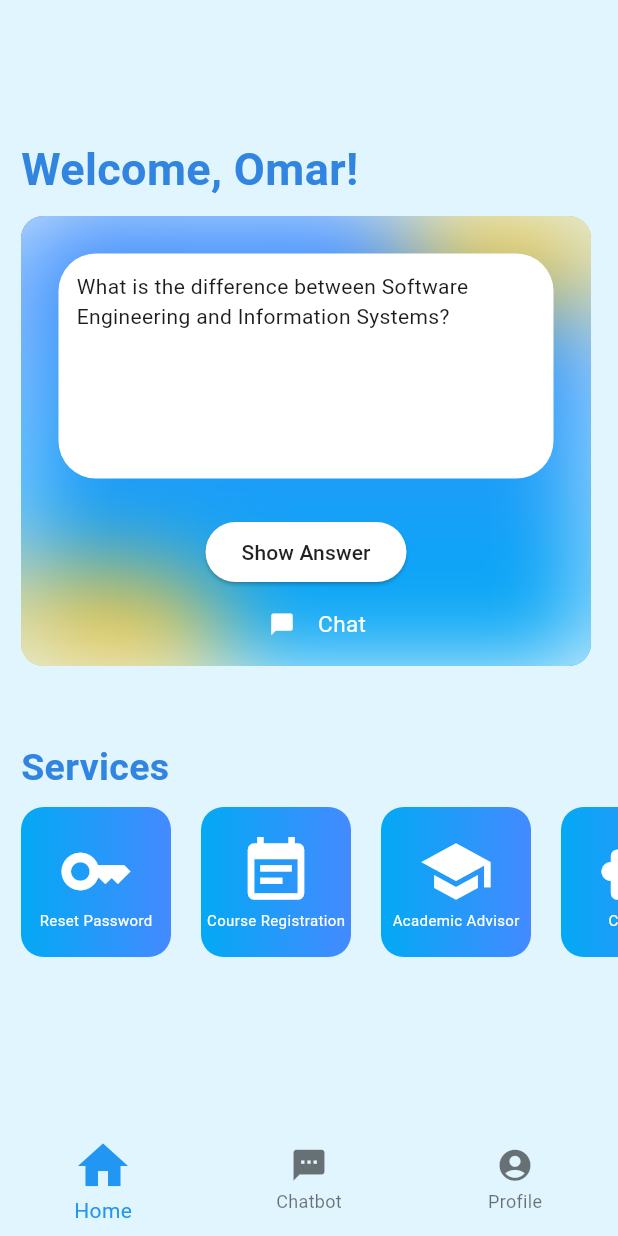
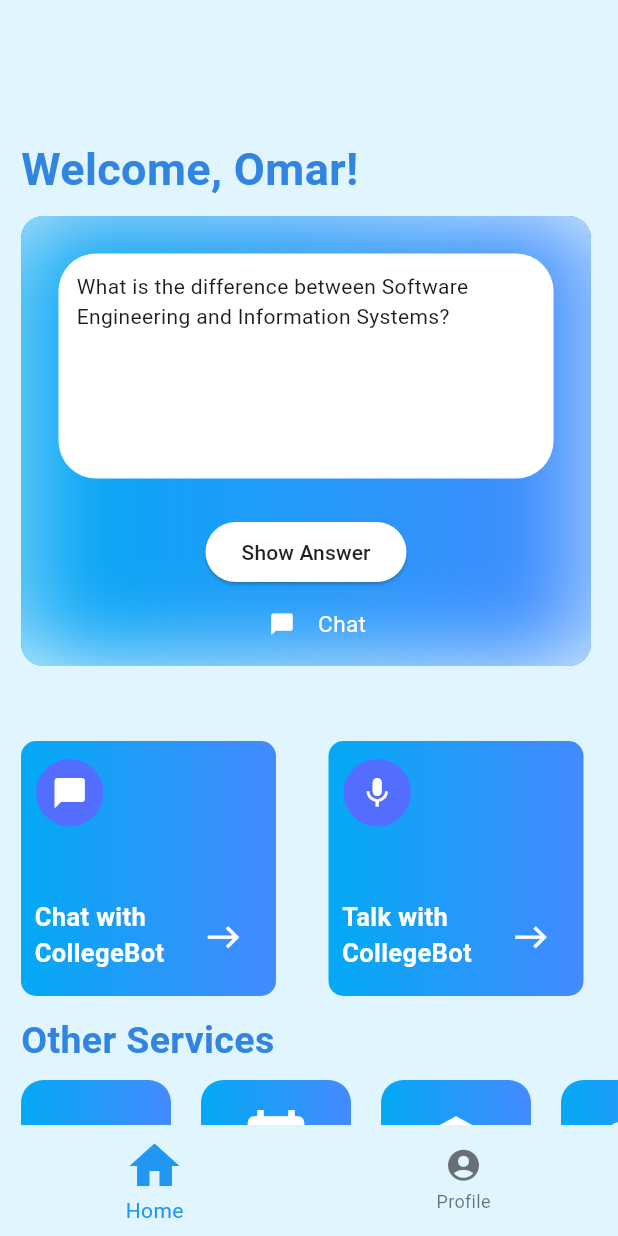
Before and after one commit to OmarElmanzalawy/college_bot, a Flutter app: the screen it shows after launch, on a phone screen of 412 x 824 dp. Run offline on Flutter 3.47's test engine with Material 3 defaults, Android fonts, the phone set to English and light mode, and no system bars; our stand-ins replace animated_bottom_navigation_bar, smooth_page_indicator.

Commit message:
Changes to dashboard screen

```diff
--- a/lib/screens/dashboard.dart
+++ b/lib/screens/dashboard.dart
@@ -1,9 +1,11 @@
 import 'package:college_bot/constants.dart';
 import 'package:college_bot/widgets/IconButtonCard.dart';
 import 'package:college_bot/widgets/customStack.dart';
+import 'package:college_bot/widgets/titledcardbutton.dart';
 import 'package:flutter/cupertino.dart';
 import 'package:flutter/material.dart';
 import 'package:flutter/widgets.dart';
+import 'package:animated_bottom_navigation_bar/animated_bottom_navigation_bar.dart';
 
 class DashboardScreen extends StatefulWidget {
 
@@ -17,7 +19,35 @@
   @override
   Widget build(BuildContext context) {
     return Scaffold(
-      bottomNavigationBar: BottomNavigationBar(
+      //extendBody: true,
+      bottomNavigationBar: /*AnimatedBottomNavigationBar(
+
+        icons: [Icons.home,
+        Icons.account_circle,],
+        leftCornerRadius: 32,
+        rightCornerRadius: 32,
+        //backgroundColor: Colors.blue,
+        elevation: 0,
+        inactiveColor: Colors.black,
+        activeColor: Color(0xff0e61db),
+        iconSize: 35,
+        notchSmoothness: NotchSmoothness.verySmoothEdge,
+        gapWidth: 20,
+        blurEffect: true,
+        borderColor: Colors.grey.withOpacity(0.2),
+        backgroundGradient: kbuttonGradient,
+        gapLocation: GapLocation.center,
+        activeIndex: navigationIndex,
+        onTap: (value) {
+            navigationIndex = value;
+            setState(() {
+
+            });
+        }
+      ),*/
+
+      BottomNavigationBar(
+
           selectedIconTheme: IconThemeData(
             size: 40
           ),
@@ -35,9 +65,11 @@
           backgroundColor: Colors.transparent,
           items: [
             BottomNavigationBarItem(icon: Icon(Icons.home), label: 'Home'),
-            BottomNavigationBarItem(icon: Icon(Icons.textsms), label: 'Chatbot'),
             BottomNavigationBarItem(icon: Icon(Icons.account_circle), label: 'Profile')
           ]),
+
+
+
       appBar: AppBar(
         backgroundColor: Colors.transparent,
         elevation: 0,
@@ -73,9 +105,19 @@
                 ],
               ),
             ),
+           Row(
+             children: [
+               TitledCardButton(title: 'Chat with \nCollegeBot', icon: Icons.chat_bubble),
+               Padding(
+                 padding: const EdgeInsets.only(left: 35.0),
+                 child: TitledCardButton(title: 'Talk with \nCollegeBot', icon: Icons.mic),
+               ),
+             ],
+           ),
+
             Padding(
-              padding: const EdgeInsets.only(bottom: 8.0),
-              child: Text('Services',style: TextStyle(fontSize: 25, fontWeight: FontWeight.bold,color: kblueTextColor),),
+              padding: const EdgeInsets.only(bottom: 8.0,top: 12),
+              child: Text('Other Services',style: TextStyle(fontSize: 25, fontWeight: FontWeight.bold,color: kblueTextColor),),
             ),
             Container(
               height: 100,
--- a/lib/widgets/IconButtonCard.dart
+++ b/lib/widgets/IconButtonCard.dart
@@ -5,8 +5,10 @@
   final String text;
   final IconData icon;
   final Color? backgroundColor;
+  final double? width;
+  final double? height;
 
-  IconButtonCard({required this.text,required this.icon, this.backgroundColor});
+  IconButtonCard({required this.text,required this.icon, this.backgroundColor,this.height,this.width});
 
   @override
   Widget build(BuildContext context) {
@@ -15,8 +17,8 @@
       child: Padding(
         padding: const EdgeInsets.only(right: 20.0),
         child: Container(
-          width: 100,
-          height: 100,
+          width: width ?? 100,
+          height: height ?? 100,
           decoration: BoxDecoration(
               gradient: kbuttonGradient,
               color: backgroundColor ?? Colors.grey.shade900,
--- a/lib/widgets/customStack.dart
+++ b/lib/widgets/customStack.dart
@@ -1,5 +1,5 @@
 import 'dart:ui';
-
+import 'package:college_bot/constants.dart';
 import 'package:flutter/cupertino.dart';
 import 'package:flutter/material.dart';
 import 'package:flutter/widgets.dart';
@@ -19,8 +19,9 @@
             width: 380,
             height: 300,
             decoration: BoxDecoration(
-              image: DecorationImage(image: AssetImage('images/gradient.jpg'),fit: BoxFit.fill),
-              color: Colors.grey.withOpacity(0.2),
+              //image: DecorationImage(image: AssetImage('images/chatbot.jpg'),fit: BoxFit.fill),
+              gradient: kbuttonGradient,
+              //color: Colors.grey.withOpacity(0.2),
                 //gradient: LinearGradient(colors: [Colors.lightBlue.shade700,Colors.lightBlue.shade400],begin: Alignment.bottomLeft,end: Alignment.topRight),
                 borderRadius: BorderRadius.circular(15)),
             child: ClipRRect(
--- /dev/null
+++ b/lib/widgets/titledcardbutton.dart
@@ -0,0 +1,58 @@
+import 'package:flutter/cupertino.dart';
+import 'package:flutter/material.dart';
+import 'package:college_bot/constants.dart';
+
+class TitledCardButton extends StatelessWidget {
+
+  final String title;
+  final IconData icon;
+  final VoidCallback? onpressed;
+  final Color? iconColor;
+
+  TitledCardButton({required this.title,required this.icon,this.onpressed,this.iconColor});
+
+  @override
+  Widget build(BuildContext context) {
+    return  Stack(
+              children: [
+                GestureDetector(
+                  onTap:  onpressed ?? (){print('Press');},
+                  child: Container(
+                    width: 170,
+                    height: 170,
+                    decoration: BoxDecoration(
+                      borderRadius: BorderRadius.circular(10),
+                      gradient: kbuttonGradient,
+                    ),
+                  ),
+                ),
+                Column(
+                  crossAxisAlignment: CrossAxisAlignment.start,
+                  children: [
+                    Padding(
+                      padding: const EdgeInsets.only(left:10.0,top: 12),
+                      child: Container(
+                        width: 45,
+                        height: 45,
+                        decoration: BoxDecoration(shape: BoxShape.circle,color: Colors.indigoAccent),
+                        child: Icon(icon, color: iconColor ?? Colors.white,),
+                      ),
+                    ),
+                    Padding(
+                      padding: const EdgeInsets.only(top: 48.0,left: 9),
+                      child: Row(
+                        children: [
+                          Text(title,style: TextStyle(color: Colors.white,fontSize: 17,fontWeight: FontWeight.bold),),
+                          Padding(
+                            padding: const EdgeInsets.only(left: 27.0,top: 4),
+                            child: Icon(Icons.east,color: Colors.white,size: 25,),
+                          )
+                        ],
+                      ),
+                    ),
+                  ],
+                ),
+              ],
+            );
+  }
+}
--- a/pubspec.yaml
+++ b/pubspec.yaml
@@ -10,6 +10,7 @@
   flutter:
     sdk: flutter
   smooth_page_indicator: ^1.1.0
+  animated_bottom_navigation_bar: ^1.3.3
 
 dev_dependencies:
   flutter_test:
```
Also changed, not shown: pubspec.lock.
